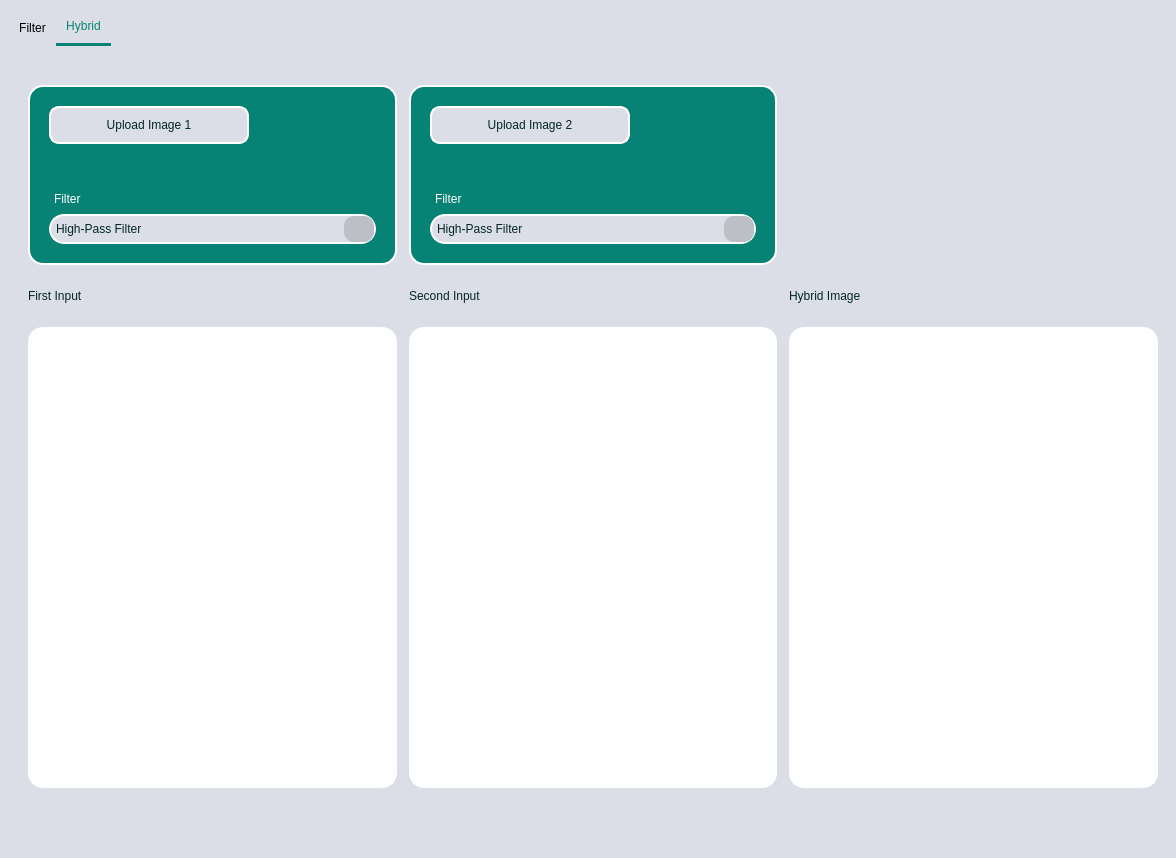
The window that ui.ui (hassnaa11/Image-Processing-Toolkit) describes before a commit, drawn with Qt 5.
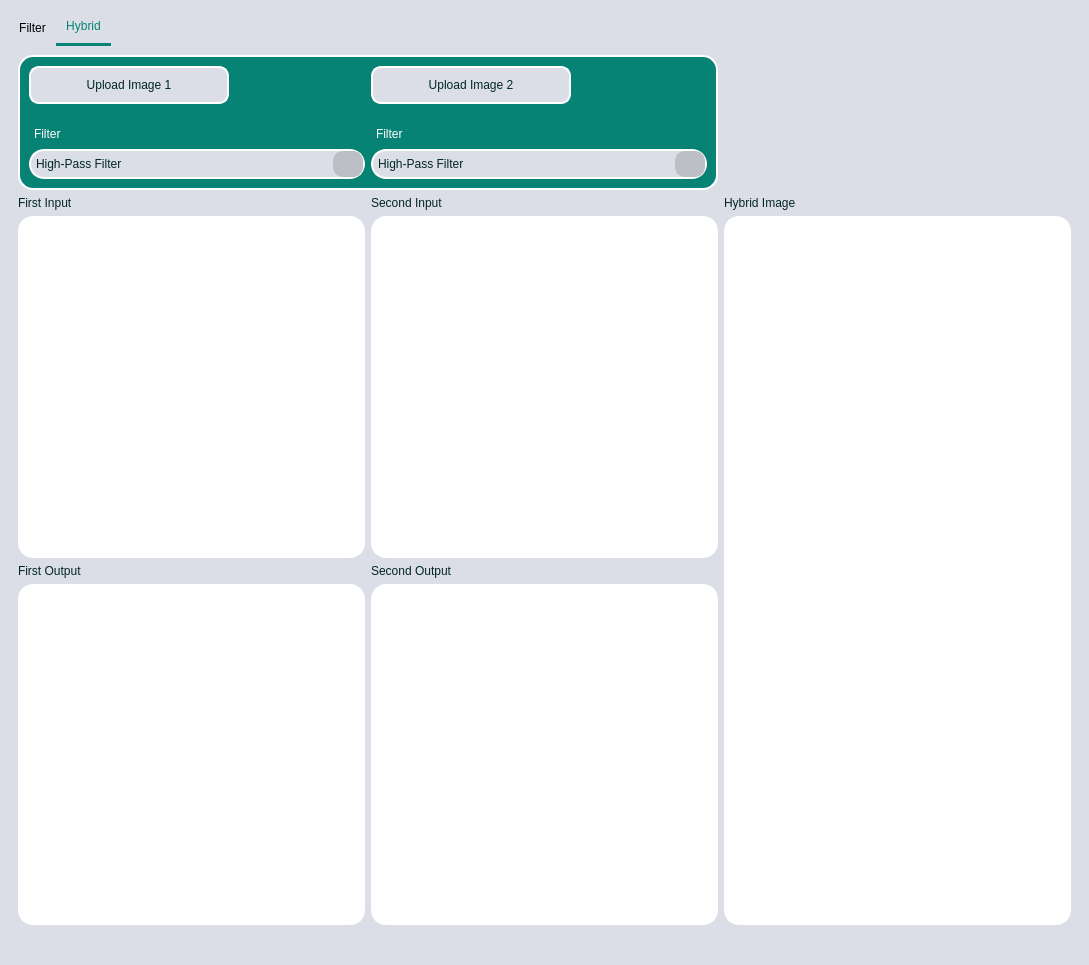
The same window after the commit. The open tabs and pages were chosen to show the change. Custom widgets are drawn as their Qt base class.

Diff of the .ui file:
```diff
--- a/ui.ui
+++ b/ui.ui
@@ -6,8 +6,8 @@
    <rect>
     <x>0</x>
     <y>0</y>
-    <width>1176</width>
-    <height>858</height>
+    <width>1089</width>
+    <height>965</height>
    </rect>
   </property>
   <property name="sizePolicy">
@@ -111,7 +111,7 @@
           <enum>QTabWidget::Rounded</enum>
          </property>
          <property name="currentIndex">
-          <number>0</number>
+          <number>1</number>
          </property>
          <property name="iconSize">
           <size>
@@ -141,6 +141,39 @@
           <layout class="QHBoxLayout" name="horizontalLayout_9">
            <item>
             <layout class="QGridLayout" name="gridLayout">
+             <item row="4" column="1">
+              <widget class="QGraphicsView" name="output_histogram">
+               <property name="styleSheet">
+                <string notr="true">background-color: rgb(37, 42, 64);
+background-color: rgb(255, 255, 255);
+border-radius: 15px;
+box-shadow : 0px 4px 20px rgba(0, 0, 0, 0.6);
+border : 2px solid rgb(255, 255, 255); </string>
+               </property>
+              </widget>
+             </item>
+             <item row="4" column="2">
+              <widget class="QGraphicsView" name="distribution_curve">
+               <property name="styleSheet">
+                <string notr="true">background-color: rgb(37, 42, 64);
+background-color: rgb(255, 255, 255);
+border-radius: 15px;
+box-shadow : 0px 4px 20px rgba(0, 0, 0, 0.6);
+border : 2px solid rgb(255, 255, 255); </string>
+               </property>
+              </widget>
+             </item>
+             <item row="4" column="0">
+              <widget class="QGraphicsView" name="input_histogram">
+               <property name="styleSheet">
+                <string notr="true">background-color: rgb(37, 42, 64);
+background-color: rgb(255, 255, 255);
+border-radius: 15px;
+box-shadow : 0px 4px 20px rgba(0, 0, 0, 0.6);
+border : 2px solid rgb(255, 255, 255); </string>
+               </property>
+              </widget>
+             </item>
              <item row="0" column="0" colspan="2">
               <layout class="QHBoxLayout" name="horizontalLayout_8">
                <item>
@@ -598,6 +631,16 @@
                       <string>Median</string>
                      </property>
                     </item>
+                    <item>
+                     <property name="text">
+                      <string>High-Pass Filter</string>
+                     </property>
+                    </item>
+                    <item>
+                     <property name="text">
+                      <string>Low-Pass Filter</string>
+                     </property>
+                    </item>
                    </widget>
                   </item>
                   <item>
@@ -933,36 +976,6 @@
                </property>
               </widget>
              </item>
-             <item row="2" column="1">
-              <widget class="QGraphicsView" name="output_image">
-               <property name="styleSheet">
-                <string notr="true">background-color: rgb(37, 42, 64);
-background-color: rgb(255, 255, 255);
-border-radius: 15px;
-box-shadow : 0px 4px 20px rgba(0, 0, 0, 0.6);
-border : 2px solid rgb(255, 255, 255); </string>
-               </property>
-              </widget>
-             </item>
-             <item row="3" column="0">
-              <widget class="QLabel" name="label_7">
-               <property name="sizePolicy">
-                <sizepolicy hsizetype="Fixed" vsizetype="Fixed">
-                 <horstretch>0</horstretch>
-                 <verstretch>0</verstretch>
-                </sizepolicy>
-               </property>
-               <property name="styleSheet">
-                <string notr="true">color: rgb(255, 255, 255);
-color: rgb(2, 39, 35);
-
-font: 9pt &quot;MS Shell Dlg 2&quot;;</string>
-               </property>
-               <property name="text">
-                <string>Input Histogram</string>
-               </property>
-              </widget>
-             </item>
              <item row="3" column="1">
               <layout class="QHBoxLayout" name="horizontalLayout_19">
                <item>
@@ -1050,6 +1063,36 @@
                </item>
               </layout>
              </item>
+             <item row="2" column="1">
+              <widget class="QGraphicsView" name="output_image">
+               <property name="styleSheet">
+                <string notr="true">background-color: rgb(37, 42, 64);
+background-color: rgb(255, 255, 255);
+border-radius: 15px;
+box-shadow : 0px 4px 20px rgba(0, 0, 0, 0.6);
+border : 2px solid rgb(255, 255, 255); </string>
+               </property>
+              </widget>
+             </item>
+             <item row="3" column="0">
+              <widget class="QLabel" name="label_7">
+               <property name="sizePolicy">
+                <sizepolicy hsizetype="Fixed" vsizetype="Fixed">
+                 <horstretch>0</horstretch>
+                 <verstretch>0</verstretch>
+                </sizepolicy>
+               </property>
+               <property name="styleSheet">
+                <string notr="true">color: rgb(255, 255, 255);
+color: rgb(2, 39, 35);
+
+font: 9pt &quot;MS Shell Dlg 2&quot;;</string>
+               </property>
+               <property name="text">
+                <string>Input Histogram</string>
+               </property>
+              </widget>
+             </item>
              <item row="3" column="2">
               <layout class="QHBoxLayout" name="horizontalLayout_24">
                <item>
@@ -1134,60 +1177,6 @@
                </item>
               </layout>
              </item>
-             <item row="4" column="0">
-              <widget class="PlotWidget" name="input_histogram" native="true">
-               <property name="sizePolicy">
-                <sizepolicy hsizetype="Expanding" vsizetype="Expanding">
-                 <horstretch>0</horstretch>
-                 <verstretch>0</verstretch>
-                </sizepolicy>
-               </property>
-               <property name="styleSheet">
-                <string notr="true">background-color: rgb(37, 42, 64);
-background-color: rgb(255, 255, 255);
-
-border-radius: 15px;
-box-shadow : 0px 4px 20px rgba(0, 0, 0, 0.6);
-border : 2px solid rgb(255, 255, 255); </string>
-               </property>
-              </widget>
-             </item>
-             <item row="4" column="1">
-              <widget class="PlotWidget" name="output_histogram" native="true">
-               <property name="sizePolicy">
-                <sizepolicy hsizetype="Expanding" vsizetype="Expanding">
-                 <horstretch>0</horstretch>
-                 <verstretch>0</verstretch>
-                </sizepolicy>
-               </property>
-               <property name="styleSheet">
-                <string notr="true">background-color: rgb(37, 42, 64);
-background-color: rgb(255, 255, 255);
-
-border-radius: 15px;
-box-shadow : 0px 4px 20px rgba(0, 0, 0, 0.6);
-border : 2px solid rgb(255, 255, 255); </string>
-               </property>
-              </widget>
-             </item>
-             <item row="4" column="2">
-              <widget class="PlotWidget" name="distribution_curve" native="true">
-               <property name="sizePolicy">
-                <sizepolicy hsizetype="Expanding" vsizetype="Expanding">
-                 <horstretch>0</horstretch>
-                 <verstretch>0</verstretch>
-                </sizepolicy>
-               </property>
-               <property name="styleSheet">
-                <string notr="true">background-color: rgb(37, 42, 64);
-background-color: rgb(255, 255, 255);
-
-border-radius: 15px;
-box-shadow : 0px 4px 20px rgba(0, 0, 0, 0.6);
-border : 2px solid rgb(255, 255, 255); </string>
-               </property>
-              </widget>
-             </item>
             </layout>
            </item>
           </layout>
@@ -1196,80 +1185,208 @@
           <attribute name="title">
            <string>Hybrid</string>
           </attribute>
-          <layout class="QHBoxLayout" name="horizontalLayout_5">
-           <item>
-            <layout class="QGridLayout" name="gridLayout_2">
-             <property name="leftMargin">
-              <number>10</number>
+          <layout class="QGridLayout" name="gridLayout_2">
+           <item row="3" column="0">
+            <widget class="QLabel" name="label_2">
+             <property name="styleSheet">
+              <string notr="true">color: rgb(255, 255, 255);
+font: 9pt &quot;MS Shell Dlg 2&quot;;
+color: rgb(2, 39, 35);</string>
              </property>
-             <property name="topMargin">
-              <number>30</number>
+             <property name="text">
+              <string>First Output</string>
              </property>
-             <property name="bottomMargin">
-              <number>30</number>
+            </widget>
+           </item>
+           <item row="3" column="1">
+            <widget class="QLabel" name="label_3">
+             <property name="styleSheet">
+              <string notr="true">color: rgb(255, 255, 255);
+font: 9pt &quot;MS Shell Dlg 2&quot;;
+color: rgb(2, 39, 35);</string>
              </property>
-             <property name="horizontalSpacing">
-              <number>12</number>
+             <property name="text">
+              <string>Second Output</string>
              </property>
-             <item row="0" column="0">
-              <layout class="QVBoxLayout" name="verticalLayout_8">
-               <item>
-                <widget class="QFrame" name="frame_4">
-                 <property name="minimumSize">
-                  <size>
-                   <width>0</width>
-                   <height>0</height>
-                  </size>
-                 </property>
-                 <property name="styleSheet">
-                  <string notr="true">background-color: rgb(37, 42, 64);
+            </widget>
+           </item>
+           <item row="2" column="0">
+            <widget class="QGraphicsView" name="input1_image">
+             <property name="styleSheet">
+              <string notr="true">background-color: rgb(37, 42, 64);
+background-color: rgb(255, 255, 255);
+
+border-radius: 15px;
+box-shadow : 0px 4px 20px rgba(0, 0, 0, 0.6);
+border : 2px solid rgb(255, 255, 255); </string>
+             </property>
+            </widget>
+           </item>
+           <item row="1" column="0">
+            <widget class="QLabel" name="label_5">
+             <property name="minimumSize">
+              <size>
+               <width>0</width>
+               <height>0</height>
+              </size>
+             </property>
+             <property name="maximumSize">
+              <size>
+               <width>16777215</width>
+               <height>100</height>
+              </size>
+             </property>
+             <property name="styleSheet">
+              <string notr="true">color: rgb(255, 255, 255);
+font: 9pt &quot;MS Shell Dlg 2&quot;;
+color: rgb(2, 39, 35);</string>
+             </property>
+             <property name="text">
+              <string>First Input </string>
+             </property>
+            </widget>
+           </item>
+           <item row="4" column="0">
+            <widget class="QGraphicsView" name="output1_image">
+             <property name="styleSheet">
+              <string notr="true">background-color: rgb(37, 42, 64);
+background-color: rgb(255, 255, 255);
+
+border-radius: 15px;
+box-shadow : 0px 4px 20px rgba(0, 0, 0, 0.6);
+border : 2px solid rgb(255, 255, 255); </string>
+             </property>
+            </widget>
+           </item>
+           <item row="1" column="1">
+            <widget class="QLabel" name="label_12">
+             <property name="minimumSize">
+              <size>
+               <width>0</width>
+               <height>0</height>
+              </size>
+             </property>
+             <property name="maximumSize">
+              <size>
+               <width>16777215</width>
+               <height>100</height>
+              </size>
+             </property>
+             <property name="styleSheet">
+              <string notr="true">color: rgb(255, 255, 255);
+font: 9pt &quot;MS Shell Dlg 2&quot;;
+color: rgb(2, 39, 35);</string>
+             </property>
+             <property name="text">
+              <string>Second Input</string>
+             </property>
+            </widget>
+           </item>
+           <item row="2" column="1">
+            <widget class="QGraphicsView" name="input2_image">
+             <property name="styleSheet">
+              <string notr="true">background-color: rgb(37, 42, 64);
+background-color: rgb(255, 255, 255);
+
+border-radius: 15px;
+box-shadow : 0px 4px 20px rgba(0, 0, 0, 0.6);
+border : 2px solid rgb(255, 255, 255); </string>
+             </property>
+            </widget>
+           </item>
+           <item row="2" column="2" rowspan="3">
+            <widget class="QGraphicsView" name="hybrid_image">
+             <property name="styleSheet">
+              <string notr="true">background-color: rgb(37, 42, 64);
+background-color: rgb(255, 255, 255);
+
+border-radius: 15px;
+box-shadow : 0px 4px 20px rgba(0, 0, 0, 0.6);
+border : 2px solid rgb(255, 255, 255); </string>
+             </property>
+            </widget>
+           </item>
+           <item row="1" column="2">
+            <widget class="QLabel" name="label_14">
+             <property name="minimumSize">
+              <size>
+               <width>0</width>
+               <height>0</height>
+              </size>
+             </property>
+             <property name="maximumSize">
+              <size>
+               <width>16777215</width>
+               <height>100</height>
+              </size>
+             </property>
+             <property name="styleSheet">
+              <string notr="true">color: rgb(255, 255, 255);
+font: 9pt &quot;MS Shell Dlg 2&quot;;
+color: rgb(2, 39, 35);</string>
+             </property>
+             <property name="text">
+              <string>Hybrid Image</string>
+             </property>
+            </widget>
+           </item>
+           <item row="4" column="1">
+            <widget class="QGraphicsView" name="output2_image">
+             <property name="styleSheet">
+              <string notr="true">background-color: rgb(37, 42, 64);
+background-color: rgb(255, 255, 255);
+
+border-radius: 15px;
+box-shadow : 0px 4px 20px rgba(0, 0, 0, 0.6);
+border : 2px solid rgb(255, 255, 255); </string>
+             </property>
+            </widget>
+           </item>
+           <item row="0" column="0" colspan="2">
+            <widget class="QFrame" name="frame_4">
+             <property name="minimumSize">
+              <size>
+               <width>0</width>
+               <height>0</height>
+              </size>
+             </property>
+             <property name="styleSheet">
+              <string notr="true">background-color: rgb(37, 42, 64);
 background-color: rgb(6,131,116,255);
 
 color: rgb(255, 255, 255);
 border-radius: 15px;
 box-shadow : 0px 4px 20px rgba(0, 0, 0, 0.6);
 border : 2px solid rgb(255, 255, 255); </string>
-                 </property>
-                 <property name="frameShape">
-                  <enum>QFrame::StyledPanel</enum>
-                 </property>
-                 <property name="frameShadow">
-                  <enum>QFrame::Raised</enum>
-                 </property>
-                 <layout class="QVBoxLayout" name="verticalLayout_15">
-                  <item>
-                   <layout class="QVBoxLayout" name="verticalLayout_14">
-                    <property name="leftMargin">
-                     <number>10</number>
-                    </property>
-                    <property name="topMargin">
-                     <number>10</number>
-                    </property>
-                    <property name="rightMargin">
-                     <number>10</number>
-                    </property>
-                    <property name="bottomMargin">
-                     <number>10</number>
-                    </property>
-                    <item>
-                     <widget class="QPushButton" name="input1_button">
-                      <property name="minimumSize">
-                       <size>
-                        <width>0</width>
-                        <height>38</height>
-                       </size>
-                      </property>
-                      <property name="maximumSize">
-                       <size>
-                        <width>200</width>
-                        <height>16777215</height>
-                       </size>
-                      </property>
-                      <property name="cursor">
-                       <cursorShape>OpenHandCursor</cursorShape>
-                      </property>
-                      <property name="styleSheet">
-                       <string notr="true">font: italic 10pt &quot;Georgia&quot;;
+             </property>
+             <property name="frameShape">
+              <enum>QFrame::StyledPanel</enum>
+             </property>
+             <property name="frameShadow">
+              <enum>QFrame::Raised</enum>
+             </property>
+             <layout class="QGridLayout" name="gridLayout_4">
+              <item row="0" column="0">
+               <layout class="QVBoxLayout" name="verticalLayout_2">
+                <item>
+                 <widget class="QPushButton" name="input1_button">
+                  <property name="minimumSize">
+                   <size>
+                    <width>0</width>
+                    <height>38</height>
+                   </size>
+                  </property>
+                  <property name="maximumSize">
+                   <size>
+                    <width>200</width>
+                    <height>16777215</height>
+                   </size>
+                  </property>
+                  <property name="cursor">
+                   <cursorShape>OpenHandCursor</cursorShape>
+                  </property>
+                  <property name="styleSheet">
+                   <string notr="true">font: italic 10pt &quot;Georgia&quot;;
 background-color: rgb(57, 143, 252);
 background-color: rgb(219,222,230);
 
@@ -1277,45 +1394,57 @@
 color: rgb(2, 39, 35);
 buttoon-shadow: 2px 2px 5px rgb(0, 0, 0);
 border-radius: 10px;</string>
-                      </property>
-                      <property name="text">
-                       <string>Upload Image 1</string>
-                      </property>
-                     </widget>
-                    </item>
-                    <item>
-                     <spacer name="verticalSpacer_2">
-                      <property name="orientation">
-                       <enum>Qt::Vertical</enum>
-                      </property>
-                      <property name="sizeType">
-                       <enum>QSizePolicy::Fixed</enum>
-                      </property>
-                      <property name="sizeHint" stdset="0">
-                       <size>
-                        <width>20</width>
-                        <height>40</height>
-                       </size>
-                      </property>
-                     </spacer>
-                    </item>
-                    <item>
-                     <widget class="QLabel" name="label_17">
-                      <property name="styleSheet">
-                       <string notr="true">color: rgb(255, 255, 255);
+                  </property>
+                  <property name="text">
+                   <string>Upload Image 1</string>
+                  </property>
+                 </widget>
+                </item>
+                <item>
+                 <spacer name="verticalSpacer_2">
+                  <property name="orientation">
+                   <enum>Qt::Vertical</enum>
+                  </property>
+                  <property name="sizeType">
+                   <enum>QSizePolicy::Fixed</enum>
+                  </property>
+                  <property name="sizeHint" stdset="0">
+                   <size>
+                    <width>20</width>
+                    <height>15</height>
+                   </size>
+                  </property>
+                 </spacer>
+                </item>
+                <item>
+                 <widget class="QLabel" name="label_15">
+                  <property name="styleSheet">
+                   <string notr="true">color: rgb(255, 255, 255);
 font: 9pt &quot;MS Shell Dlg 2&quot;;
 border : 2px solid rgb(6,131,116,255);
 </string>
-                      </property>
-                      <property name="text">
-                       <string>Filter</string>
-                      </property>
-                     </widget>
-                    </item>
-                    <item>
-                     <widget class="QComboBox" name="input1_combobox">
-                      <property name="styleSheet">
-                       <string notr="true">QComboBox {
+                  </property>
+                  <property name="text">
+                   <string>Filter</string>
+                  </property>
+                 </widget>
+                </item>
+                <item>
+                 <widget class="QComboBox" name="input2_combobox">
+                  <property name="minimumSize">
+                   <size>
+                    <width>0</width>
+                    <height>30</height>
+                   </size>
+                  </property>
+                  <property name="maximumSize">
+                   <size>
+                    <width>16777215</width>
+                    <height>16777215</height>
+                   </size>
+                  </property>
+                  <property name="styleSheet">
+                   <string notr="true">QComboBox {
 background-color: rgb(219,222,230);
     color: white;  /* Text color */
 color: rgb(2, 39, 35);
@@ -1345,79 +1474,42 @@
     border-radius: 10px;
 }
 </string>
-                      </property>
-                      <item>
-                       <property name="text">
-                        <string>High-Pass Filter</string>
-                       </property>
-                      </item>
-                      <item>
-                       <property name="text">
-                        <string>Low-Pass Filter</string>
-                       </property>
-                      </item>
-                     </widget>
-                    </item>
-                   </layout>
+                  </property>
+                  <item>
+                   <property name="text">
+                    <string>High-Pass Filter</string>
+                   </property>
                   </item>
-                 </layout>
-                </widget>
-               </item>
-              </layout>
-             </item>
-             <item row="0" column="1">
-              <layout class="QVBoxLayout" name="verticalLayout_9">
-               <item>
-                <widget class="QFrame" name="frame_3">
-                 <property name="styleSheet">
-                  <string notr="true">background-color: rgb(37, 42, 64);
-background-color: rgb(6,131,116,255);
-
-color: rgb(255, 255, 255);
-border-radius: 15px;
-box-shadow : 0px 4px 20px rgba(0, 0, 0, 0.6);
-border : 2px solid rgb(255, 255, 255); </string>
-                 </property>
-                 <property name="frameShape">
-                  <enum>QFrame::StyledPanel</enum>
-                 </property>
-                 <property name="frameShadow">
-                  <enum>QFrame::Raised</enum>
-                 </property>
-                 <layout class="QHBoxLayout" name="horizontalLayout_3">
                   <item>
-                   <layout class="QVBoxLayout" name="verticalLayout_10">
-                    <property name="leftMargin">
-                     <number>10</number>
-                    </property>
-                    <property name="topMargin">
-                     <number>10</number>
-                    </property>
-                    <property name="rightMargin">
-                     <number>10</number>
-                    </property>
-                    <property name="bottomMargin">
-                     <number>10</number>
-                    </property>
-                    <item>
-                     <widget class="QPushButton" name="input2_button">
-                      <property name="minimumSize">
-                       <size>
-                        <width>0</width>
-                        <height>38</height>
-                       </size>
-                      </property>
-                      <property name="maximumSize">
-                       <size>
-                        <width>200</width>
-                        <height>16777215</height>
-                       </size>
-                      </property>
-                      <property name="cursor">
-                       <cursorShape>OpenHandCursor</cursorShape>
-                      </property>
-                      <property name="styleSheet">
-                       <string notr="true">font: italic 10pt &quot;Georgia&quot;;
+                   <property name="text">
+                    <string>Low-Pass Filter</string>
+                   </property>
+                  </item>
+                 </widget>
+                </item>
+               </layout>
+              </item>
+              <item row="0" column="1">
+               <layout class="QVBoxLayout" name="verticalLayout_3">
+                <item>
+                 <widget class="QPushButton" name="input2_button">
+                  <property name="minimumSize">
+                   <size>
+                    <width>0</width>
+                    <height>38</height>
+                   </size>
+                  </property>
+                  <property name="maximumSize">
+                   <size>
+                    <width>200</width>
+                    <height>16777215</height>
+                   </size>
+                  </property>
+                  <property name="cursor">
+                   <cursorShape>OpenHandCursor</cursorShape>
+                  </property>
+                  <property name="styleSheet">
+                   <string notr="true">font: italic 10pt &quot;Georgia&quot;;
 background-color: rgb(57, 143, 252);
 background-color: rgb(219,222,230);
 
@@ -1425,51 +1517,51 @@
 color: rgb(2, 39, 35);
 buttoon-shadow: 2px 2px 5px rgb(0, 0, 0);
 border-radius: 10px;</string>
-                      </property>
-                      <property name="text">
-                       <string>Upload Image 2</string>
-                      </property>
-                     </widget>
-                    </item>
-                    <item>
-                     <spacer name="verticalSpacer_3">
-                      <property name="orientation">
-                       <enum>Qt::Vertical</enum>
-                      </property>
-                      <property name="sizeType">
-                       <enum>QSizePolicy::Fixed</enum>
-                      </property>
-                      <property name="sizeHint" stdset="0">
-                       <size>
-                        <width>20</width>
-                        <height>40</height>
-                       </size>
-                      </property>
-                     </spacer>
-                    </item>
-                    <item>
-                     <widget class="QLabel" name="label_15">
-                      <property name="styleSheet">
-                       <string notr="true">color: rgb(255, 255, 255);
+                  </property>
+                  <property name="text">
+                   <string>Upload Image 2</string>
+                  </property>
+                 </widget>
+                </item>
+                <item>
+                 <spacer name="verticalSpacer_3">
+                  <property name="orientation">
+                   <enum>Qt::Vertical</enum>
+                  </property>
+                  <property name="sizeType">
+                   <enum>QSizePolicy::Fixed</enum>
+                  </property>
+                  <property name="sizeHint" stdset="0">
+                   <size>
+                    <width>20</width>
+                    <height>15</height>
+                   </size>
+                  </property>
+                 </spacer>
+                </item>
+                <item>
+                 <widget class="QLabel" name="label_17">
+                  <property name="styleSheet">
+                   <string notr="true">color: rgb(255, 255, 255);
 font: 9pt &quot;MS Shell Dlg 2&quot;;
 border : 2px solid rgb(6,131,116,255);
 </string>
-                      </property>
-                      <property name="text">
-                       <string>Filter</string>
-                      </property>
-                     </widget>
-                    </item>
-                    <item>
-                     <widget class="QComboBox" name="input2_combobox">
-                      <property name="minimumSize">
-                       <size>
-                        <width>0</width>
-                        <height>30</height>
-                       </size>
-                      </property>
-                      <property name="styleSheet">
-                       <string notr="true">QComboBox {
+                  </property>
+                  <property name="text">
+                   <string>Filter</string>
+                  </property>
+                 </widget>
+                </item>
+                <item>
+                 <widget class="QComboBox" name="input1_combobox">
+                  <property name="maximumSize">
+                   <size>
+                    <width>16777215</width>
+                    <height>16777215</height>
+                   </size>
+                  </property>
+                  <property name="styleSheet">
+                   <string notr="true">QComboBox {
 background-color: rgb(219,222,230);
     color: white;  /* Text color */
 color: rgb(2, 39, 35);
@@ -1499,135 +1591,23 @@
     border-radius: 10px;
 }
 </string>
-                      </property>
-                      <item>
-                       <property name="text">
-                        <string>High-Pass Filter</string>
-                       </property>
-                      </item>
-                      <item>
-                       <property name="text">
-                        <string>Low-Pass Filter</string>
-                       </property>
-                      </item>
-                     </widget>
-                    </item>
-                   </layout>
+                  </property>
+                  <item>
+                   <property name="text">
+                    <string>High-Pass Filter</string>
+                   </property>
                   </item>
-                 </layout>
-                </widget>
-               </item>
-              </layout>
-             </item>
-             <item row="2" column="0">
-              <widget class="QGraphicsView" name="input1_image">
-               <property name="styleSheet">
-                <string notr="true">background-color: rgb(37, 42, 64);
-background-color: rgb(255, 255, 255);
-
-border-radius: 15px;
-box-shadow : 0px 4px 20px rgba(0, 0, 0, 0.6);
-border : 2px solid rgb(255, 255, 255); </string>
-               </property>
-              </widget>
-             </item>
-             <item row="2" column="1">
-              <widget class="QGraphicsView" name="input2_image">
-               <property name="styleSheet">
-                <string notr="true">background-color: rgb(37, 42, 64);
-background-color: rgb(255, 255, 255);
-
-border-radius: 15px;
-box-shadow : 0px 4px 20px rgba(0, 0, 0, 0.6);
-border : 2px solid rgb(255, 255, 255); </string>
-               </property>
-              </widget>
-             </item>
-             <item row="2" column="2">
-              <widget class="QGraphicsView" name="hybrid_image">
-               <property name="styleSheet">
-                <string notr="true">background-color: rgb(37, 42, 64);
-background-color: rgb(255, 255, 255);
-
-border-radius: 15px;
-box-shadow : 0px 4px 20px rgba(0, 0, 0, 0.6);
-border : 2px solid rgb(255, 255, 255); </string>
-               </property>
-              </widget>
-             </item>
-             <item row="1" column="0">
-              <widget class="QLabel" name="label_5">
-               <property name="minimumSize">
-                <size>
-                 <width>0</width>
-                 <height>50</height>
-                </size>
-               </property>
-               <property name="maximumSize">
-                <size>
-                 <width>16777215</width>
-                 <height>100</height>
-                </size>
-               </property>
-               <property name="styleSheet">
-                <string notr="true">color: rgb(255, 255, 255);
-font: 9pt &quot;MS Shell Dlg 2&quot;;
-color: rgb(2, 39, 35);</string>
-               </property>
-               <property name="text">
-                <string>First Input </string>
-               </property>
-              </widget>
-             </item>
-             <item row="1" column="1">
-              <widget class="QLabel" name="label_12">
-               <property name="minimumSize">
-                <size>
-                 <width>0</width>
-                 <height>50</height>
-                </size>
-               </property>
-               <property name="maximumSize">
-                <size>
-                 <width>16777215</width>
-                 <height>100</height>
-                </size>
-               </property>
-               <property name="styleSheet">
-                <string notr="true">color: rgb(255, 255, 255);
-font: 9pt &quot;MS Shell Dlg 2&quot;;
-color: rgb(2, 39, 35);</string>
-               </property>
-               <property name="text">
-                <string>Second Input</string>
-               </property>
-              </widget>
-             </item>
-             <item row="1" column="2">
-              <widget class="QLabel" name="label_14">
-               <property name="minimumSize">
-                <size>
-                 <width>0</width>
-                 <height>50</height>
-                </size>
-               </property>
-               <property name="maximumSize">
-                <size>
-                 <width>16777215</width>
-                 <height>100</height>
-                </size>
-               </property>
-               <property name="styleSheet">
-                <string notr="true">color: rgb(255, 255, 255);
-font: 9pt &quot;MS Shell Dlg 2&quot;;
-color: rgb(2, 39, 35);</string>
-               </property>
-               <property name="text">
-                <string>Hybrid Image</string>
-               </property>
-              </widget>
-             </item>
-            </layout>
+                  <item>
+                   <property name="text">
+                    <string>Low-Pass Filter</string>
+                   </property>
+                  </item>
+                 </widget>
+                </item>
+               </layout>
+              </item>
+             </layout>
+            </widget>
            </item>
           </layout>
          </widget>
@@ -1648,14 +1628,6 @@
    </property>
   </action>
  </widget>
- <customwidgets>
-  <customwidget>
-   <class>PlotWidget</class>
-   <extends>QWidget</extends>
-   <header location="global">pyqtgraph.h</header>
-   <container>1</container>
-  </customwidget>
- </customwidgets>
  <resources/>
  <connections/>
 </ui>
```
